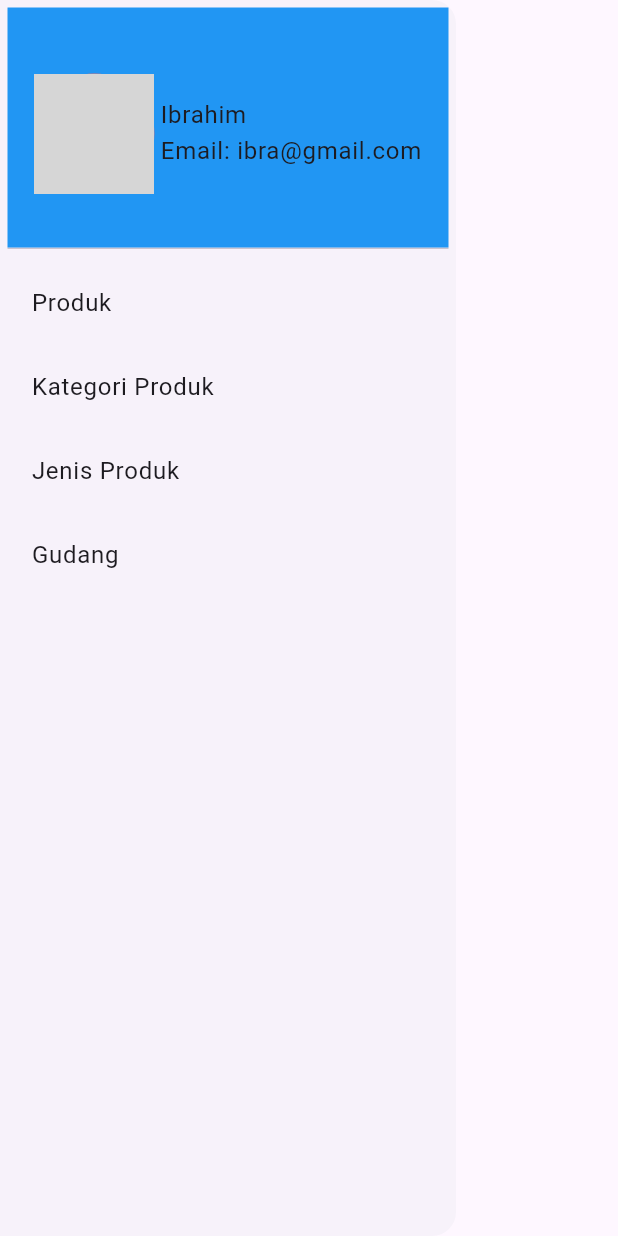
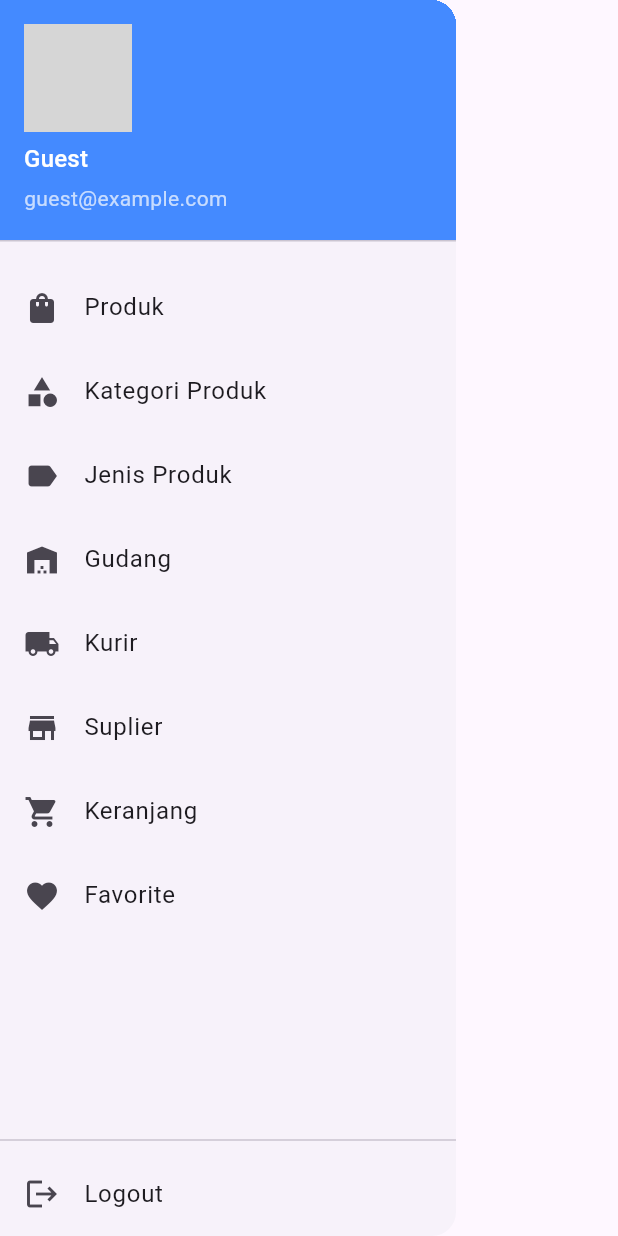
Before and after one commit to arieffathul/flutter_clean, a Flutter app: the CustomDrawer widget shown alone on an empty page, opened directly, on a phone screen of 412 x 824 dp. Run offline on Flutter 3.47's test engine with Material 3 defaults, Android fonts, the phone set to English and light mode, and no system bars; our stand-ins replace bloc, cloud_firestore, dartz, equatable, firebase_auth, firebase_core and 5 more; accounts and stored records are empty; network calls fail; statements that could not run were skipped; grey boxes are pictures that could not be loaded.

Commit message:
feat(auth): rekam-login-menggunakan-box

```diff
--- a/lib/core/components/custom_drawer.dart
+++ b/lib/core/components/custom_drawer.dart
@@ -1,74 +1,154 @@
+// import 'package:belajar_clean_arsitectur/my_injection.dart';
+import 'package:clean_flutter/my_injection.dart';
+import 'package:firebase_auth/firebase_auth.dart';
 import 'package:flutter/material.dart';
 import 'package:go_router/go_router.dart';
+import 'package:hive/hive.dart';
 
 class CustomDrawer extends StatelessWidget {
-  const CustomDrawer({
-    super.key,
-  });
+  const CustomDrawer({super.key});
 
   @override
   Widget build(BuildContext context) {
+    final user = myinjection<Box>();
+
     return Drawer(
-      child: ListView(
-        padding: const EdgeInsets.all(5),
+      child: Column(
         children: [
-          DrawerHeader(
-            decoration: const BoxDecoration(color: Colors.blue),
-            child: Row(
-              mainAxisAlignment: MainAxisAlignment.center,
+          UserAccountsDrawerHeader(
+            decoration: const BoxDecoration(
+              color: Colors.blueAccent,
+            ),
+            currentAccountPicture: const CircleAvatar(
+              // backgroundImage: user?.photoURL != null
+              //     ? NetworkImage(user!.photoURL!)
+              //     : const AssetImage('assets/default_profile.png')
+              //         as ImageProvider, // fallback foto default
+              backgroundImage: NetworkImage(
+                  'https://pbs.twimg.com/profile_images/1775909266739564545/mBGUHnkP_400x400.jpg'), // fallback foto default
+            ),
+            accountName: Text(
+              // 'Ibrahim-data-dumy',
+              user.get('name') ?? 'Guest',
+              style: Theme.of(context)
+                  .textTheme
+                  .titleMedium
+                  ?.copyWith(color: Colors.white),
+            ),
+            accountEmail: Text(
+              user.get('email') ?? 'guest@example.com',
+              style: Theme.of(context)
+                  .textTheme
+                  .bodyMedium
+                  ?.copyWith(color: Colors.white70),
+            ),
+          ),
+          Expanded(
+            child: ListView(
+              padding: const EdgeInsets.symmetric(vertical: 8),
               children: [
-                Container(
-                  height: 80,
-                  width: 80,
-                  decoration: BoxDecoration(
-                    color: Colors.red.shade300,
-                    borderRadius: BorderRadius.circular(80),
-                    image: const DecorationImage(
-                        fit: BoxFit.cover,
-                        image: NetworkImage(
-                            'https://upload.wikimedia.org/wikipedia/commons/8/88/President_Megawati_Sukarnoputri_-_Indonesia.jpg')),
-                  ),
+                // _buildDrawerItem(
+                //   context,
+                //   icon: Icons.shopping_bag_outlined,
+                //   text: 'Produk Card',
+                //   onTap: () => context.go('/produkCard'),
+                // ),
+                _buildDrawerItem(
+                  context,
+                  icon: Icons.shopping_bag,
+                  text: 'Produk',
+                  onTap: () => context.go('/produk'),
                 ),
-                const SizedBox(
-                  width: 4,
+                _buildDrawerItem(
+                  context,
+                  icon: Icons.category,
+                  text: 'Kategori Produk',
+                  onTap: () => context.go('/category'),
                 ),
-                const Column(
-                  crossAxisAlignment: CrossAxisAlignment.start,
-                  mainAxisAlignment: MainAxisAlignment.center,
-                  children: [
-                    Text('Ibrahim'),
-                    Text('Email: ibra@gmail.com'),
-                  ],
+                _buildDrawerItem(
+                  context,
+                  icon: Icons.label,
+                  text: 'Jenis Produk',
+                  onTap: () => context.go('/type'),
+                ),
+                _buildDrawerItem(
+                  context,
+                  icon: Icons.warehouse,
+                  text: 'Gudang',
+                  onTap: () => context.go('/gudang'),
+                ),
+                _buildDrawerItem(
+                  context,
+                  icon: Icons.local_shipping,
+                  text: 'Kurir',
+                  onTap: () => context.go('/kurir'),
+                ),
+                _buildDrawerItem(
+                  context,
+                  icon: Icons.store,
+                  text: 'Suplier',
+                  onTap: () => context.go('/suplier'),
+                ),
+                _buildDrawerItem(
+                  context,
+                  icon: Icons.shopping_cart,
+                  text: 'Keranjang',
+                  onTap: () => context.go('/keranjang'),
+                ),
+                _buildDrawerItem(
+                  context,
+                  icon: Icons.favorite,
+                  text: 'Favorite',
+                  onTap: () => context.go('/favorite'),
                 ),
               ],
             ),
           ),
+          const Divider(),
           ListTile(
-            title: const Text('Produk'),
+            leading: const Icon(Icons.logout),
+            title: const Text('Logout'),
             onTap: () {
-              context.go('/produk');
-            },
-          ),
-          ListTile(
-            title: const Text('Kategori Produk'),
-            onTap: () {
-              context.go('/kategori');
-            },
-          ),
-          ListTile(
-            title: const Text('Jenis Produk'),
-            onTap: () {
-              context.go('/jenis');
-            },
-          ),
-          ListTile(
-            title: const Text('Gudang'),
-            onTap: () {
-              context.go('/gudang');
+              showDialog(
+                context: context,
+                builder: (BuildContext context) {
+                  return AlertDialog(
+                    title: const Text('Konfirmasi Logout'),
+                    content: const Text('Yakin ingin logout?'),
+                    actions: [
+                      TextButton(
+                        onPressed: () {
+                          Navigator.of(context).pop(); // Tutup dialog
+                        },
+                        child: const Text('Tidak'),
+                      ),
+                      TextButton(
+                        onPressed: () {
+                          FirebaseAuth.instance.signOut(); // Logout
+                          Navigator.of(context).pop(); // Tutup dialog
+                          context.go('/'); // Balik ke halaman login
+                        },
+                        child: const Text('Ya'),
+                      ),
+                    ],
+                  );
+                },
+              );
             },
           ),
         ],
       ),
     );
   }
+
+  Widget _buildDrawerItem(BuildContext context,
+      {required IconData icon,
+      required String text,
+      required VoidCallback onTap}) {
+    return ListTile(
+      leading: Icon(icon),
+      title: Text(text),
+      onTap: onTap,
+    );
+  }
 }
--- a/lib/features/category_product/presentation/pages/category_pages.dart
+++ b/lib/features/category_product/presentation/pages/category_pages.dart
@@ -1,3 +1,4 @@
+import 'package:clean_flutter/core/components/custom_drawer.dart';
 import 'package:clean_flutter/features/category_product/data/models/category_models.dart';
 import 'package:clean_flutter/features/category_product/domain/entities/category.dart';
 import 'package:clean_flutter/features/category_product/presentation/bloc/category_bloc.dart';
@@ -21,6 +22,7 @@ class CategoryPages extends StatelessWidget {
               icon: const Icon(Icons.add))
         ],
       ),
+      drawer: const CustomDrawer(),
       body: BlocConsumer<CategoryBloc, CategoryState>(
         bloc: context.read<CategoryBloc>()..add(CategoryEventGetAll()),
         listener: (context, state) {
--- a/lib/features/gudang/presentation/pages/gudang_page.dart
+++ b/lib/features/gudang/presentation/pages/gudang_page.dart
@@ -1,3 +1,4 @@
+import 'package:clean_flutter/core/components/custom_drawer.dart';
 import 'package:clean_flutter/features/gudang/data/models/gudang_model.dart';
 import 'package:clean_flutter/features/gudang/domain/entities/gudang.dart';
 import 'package:clean_flutter/features/gudang/presentation/bloc/gudang_bloc.dart';
@@ -23,6 +24,7 @@ class GudangPages extends StatelessWidget {
               icon: const Icon(Icons.add))
         ],
       ),
+      drawer: const CustomDrawer(),
       body: BlocConsumer<GudangBloc, GudangState>(
         bloc: context.read<GudangBloc>()..add(GudangEventGetAll()),
         listener: (context, state) {
--- a/lib/features/kurir/presentation/pages/kurir_page.dart
+++ b/lib/features/kurir/presentation/pages/kurir_page.dart
@@ -1,3 +1,4 @@
+import 'package:clean_flutter/core/components/custom_drawer.dart';
 import 'package:clean_flutter/features/gudang/presentation/bloc/gudang_bloc.dart';
 import 'package:clean_flutter/features/kurir/data/models/kurir_model.dart';
 import 'package:clean_flutter/features/kurir/domain/entities/kurir.dart';
@@ -23,6 +24,7 @@ class KurirPages extends StatelessWidget {
               icon: const Icon(Icons.add))
         ],
       ),
+      drawer: const CustomDrawer(),
       body: BlocConsumer<KurirBloc, KurirState>(
         bloc: context.read<KurirBloc>()..add(KurirEventGetAll()),
         listener: (context, state) {
--- a/lib/features/product/presentation/pages/product_pages.dart
+++ b/lib/features/product/presentation/pages/product_pages.dart
@@ -1,3 +1,4 @@
+import 'package:clean_flutter/core/components/custom_drawer.dart';
 import 'package:clean_flutter/features/category_product/presentation/bloc/category_bloc.dart';
 import 'package:clean_flutter/features/gudang/presentation/bloc/gudang_bloc.dart';
 import 'package:clean_flutter/features/product/data/models/product_model.dart';
@@ -25,6 +26,7 @@ class ProdukPages extends StatelessWidget {
               icon: const Icon(Icons.add))
         ],
       ),
+      drawer: const CustomDrawer(),
       body: BlocConsumer<ProdukBloc, ProdukState>(
         bloc: context.read<ProdukBloc>()..add(ProdukEventGetAll()),
         listener: (context, state) {
--- a/lib/features/suplier/presentation/pages/suplier_pages.dart
+++ b/lib/features/suplier/presentation/pages/suplier_pages.dart
@@ -1,3 +1,4 @@
+import 'package:clean_flutter/core/components/custom_drawer.dart';
 import 'package:clean_flutter/features/suplier/data/models/suplier_model.dart';
 import 'package:clean_flutter/features/suplier/domain/entities/suplier.dart';
 import 'package:clean_flutter/features/suplier/presentation/bloc/suplier_bloc.dart';
@@ -22,6 +23,7 @@ class SuplierPages extends StatelessWidget {
               icon: const Icon(Icons.add))
         ],
       ),
+      drawer: const CustomDrawer(),
       body: BlocConsumer<SuplierBloc, SuplierState>(
         bloc: context.read<SuplierBloc>()..add(SuplierEventGetAll()),
         listener: (context, state) {
--- a/lib/features/type_product/presentation/pages/type_pages.dart
+++ b/lib/features/type_product/presentation/pages/type_pages.dart
@@ -1,3 +1,4 @@
+import 'package:clean_flutter/core/components/custom_drawer.dart';
 import 'package:clean_flutter/features/type_product/data/models/type_models.dart';
 import 'package:clean_flutter/features/type_product/domain/entities/type_product.dart';
 import 'package:clean_flutter/features/type_product/presentation/bloc/type_product_bloc.dart';
@@ -21,6 +22,7 @@ class TypePages extends StatelessWidget {
               icon: const Icon(Icons.add))
         ],
       ),
+      drawer: const CustomDrawer(),
       body: BlocConsumer<TypeBloc, TypeProductState>(
         bloc: context.read<TypeBloc>()..add(TypeEventGetAll()),
         listener: (context, state) {
--- a/pubspec.yaml
+++ b/pubspec.yaml
@@ -46,6 +46,9 @@ dependencies:
   cloud_firestore: ^5.6.6
   go_router: ^15.1.0
   dropdown_textfield: ^1.2.0
+  hive: ^2.2.3
+  hive_flutter: ^1.1.0
+  intl: ^0.20.2
 
 dev_dependencies:
   flutter_test:
```
Also changed, not shown: lib/core/routes/routes.dart (+5 -5 lines), lib/features/Auth/data/datasources/auth_datasource.dart (+12 -1 lines), lib/my_injection.dart (+8 -1 lines), pubspec.lock, 1 other file.
